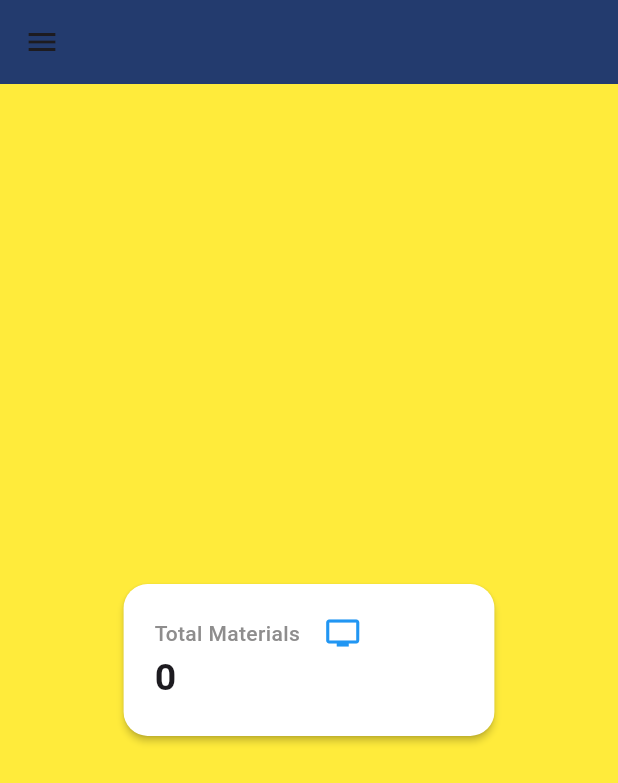
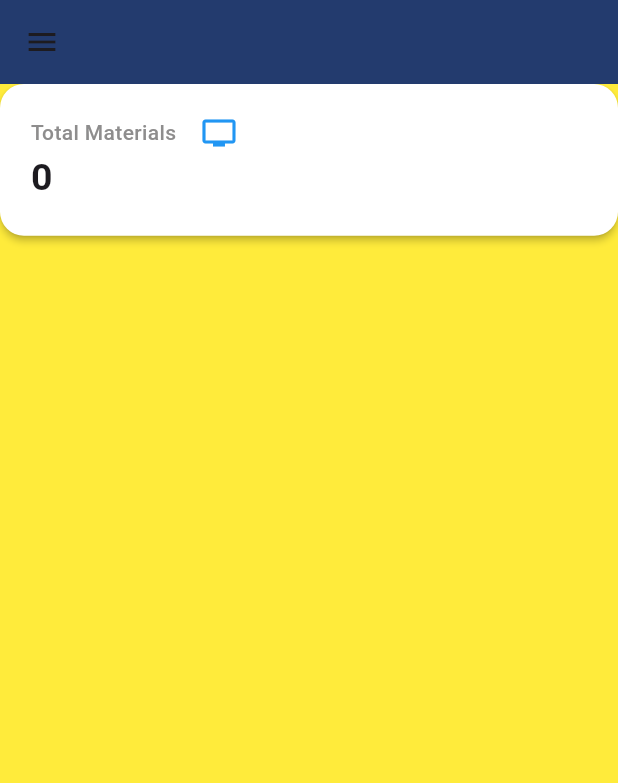
Before and after one commit to ashir227/MatFlow, a Flutter app: the DashBoard screen opened directly, on a phone screen of 412 x 824 dp. Shown: the top 783 px of the screen. Run offline on Flutter 3.47's test engine with Material 3 defaults, Android fonts, the phone set to English and light mode, and no system bars; our stand-ins replace hive, hive_flutter, image_picker; missing offline and left inert: dart:ffi; accounts and stored records are empty.

Commit message:
Dashboard Cards

```diff
--- a/lib/Core/Widgets/DashCard.dart
+++ b/lib/Core/Widgets/DashCard.dart
@@ -7,7 +7,7 @@ Widget Dcard(BuildContext context) {
   double h = MediaQuery.of(context).size.height;
   final matqty = context.watch<AddmatProvider>().material.length;
   return Card(
-    margin: EdgeInsets.symmetric(horizontal: w * 0.2, vertical: h * 0.02),
+    margin: EdgeInsets.zero,
     color: Colors.white,
     elevation: 2,
     shape: RoundedRectangleBorder(borderRadius: BorderRadius.circular(16)),
--- a/lib/Screens/Dashboard.dart
+++ b/lib/Screens/Dashboard.dart
@@ -20,7 +20,6 @@ class DashBoard extends StatelessWidget {
       body: Container(
         color: Colors.yellow,
         child: Column(
-          mainAxisAlignment: MainAxisAlignment.center,
           crossAxisAlignment: CrossAxisAlignment.end,
           children: [Dcard(context)],
         ),
```
